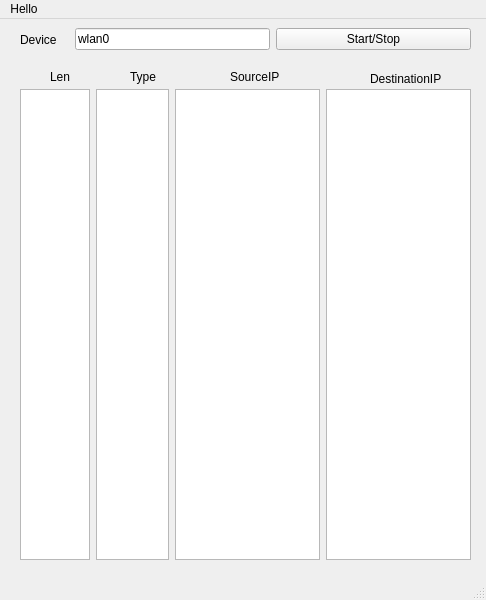
suseong41/simplePcap, file mainwindow.ui: the form before one commit.
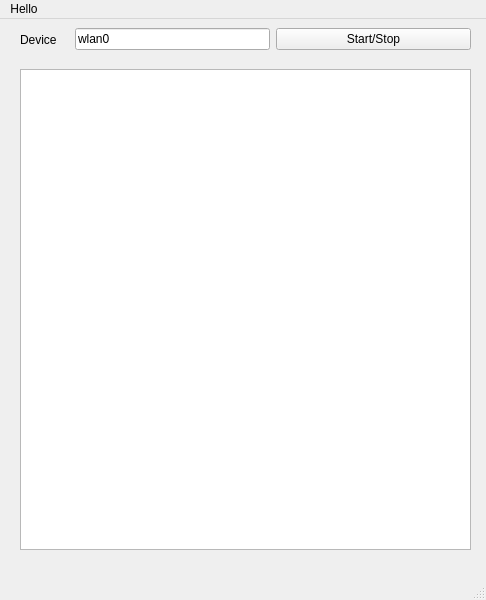
The form after the commit.

```diff
--- a/mainwindow.ui
+++ b/mainwindow.ui
@@ -14,30 +14,6 @@
    <string>MainWindow</string>
   </property>
   <widget class="QWidget" name="centralwidget">
-   <widget class="QWidget" name="horizontalLayoutWidget_2">
-    <property name="geometry">
-     <rect>
-      <x>20</x>
-      <y>70</y>
-      <width>451</width>
-      <height>471</height>
-     </rect>
-    </property>
-    <layout class="QHBoxLayout" name="horizontalLayout_2" stretch="1,2,4,4">
-     <item>
-      <widget class="QListView" name="lenView"/>
-     </item>
-     <item>
-      <widget class="QListView" name="typeView"/>
-     </item>
-     <item>
-      <widget class="QListView" name="saView"/>
-     </item>
-     <item>
-      <widget class="QListView" name="daView"/>
-     </item>
-    </layout>
-   </widget>
    <widget class="QWidget" name="horizontalLayoutWidget">
     <property name="geometry">
      <rect>
@@ -71,56 +47,14 @@
      </item>
     </layout>
    </widget>
-   <widget class="QLabel" name="label_2">
+   <widget class="QTableWidget" name="packetTable">
     <property name="geometry">
      <rect>
-      <x>50</x>
+      <x>20</x>
       <y>50</y>
-      <width>58</width>
-      <height>16</height>
+      <width>451</width>
+      <height>481</height>
      </rect>
-    </property>
-    <property name="text">
-     <string>Len</string>
-    </property>
-   </widget>
-   <widget class="QLabel" name="label_3">
-    <property name="geometry">
-     <rect>
-      <x>130</x>
-      <y>50</y>
-      <width>58</width>
-      <height>16</height>
-     </rect>
-    </property>
-    <property name="text">
-     <string>Type</string>
-    </property>
-   </widget>
-   <widget class="QLabel" name="label_4">
-    <property name="geometry">
-     <rect>
-      <x>230</x>
-      <y>50</y>
-      <width>58</width>
-      <height>16</height>
-     </rect>
-    </property>
-    <property name="text">
-     <string>SourceIP</string>
-    </property>
-   </widget>
-   <widget class="QLabel" name="label_5">
-    <property name="geometry">
-     <rect>
-      <x>370</x>
-      <y>50</y>
-      <width>81</width>
-      <height>20</height>
-     </rect>
-    </property>
-    <property name="text">
-     <string>DestinationIP</string>
     </property>
    </widget>
   </widget>
```
Left out of the diff: 2 changed lines with no effect on the pictures.
